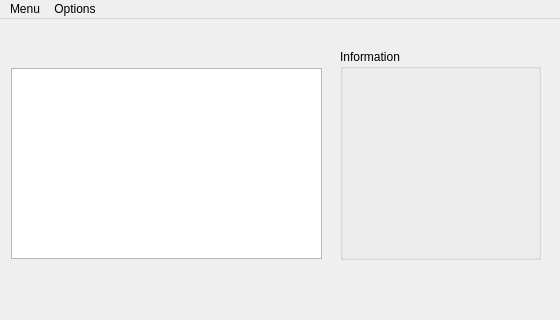
Before: the Qt Designer form gui/design.ui in bestrauc/IZW_Detector, drawn with Qt 5; both pictures show x 0 to 560 and y 0 to 320 of the 560 by 554 pixel window.
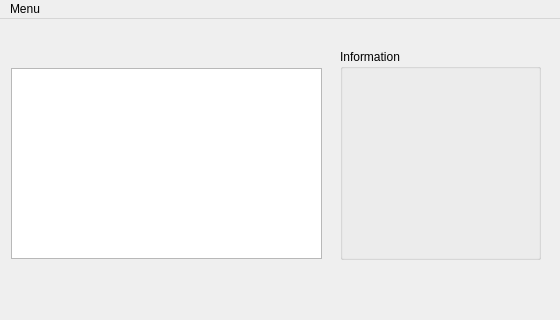
After: the same form once the commit is applied. Icons and pictures are not drawn.

Commit message: Remove option to not auto-scan directories.

The edit to the form file:
```diff
--- a/gui/design.ui
+++ b/gui/design.ui
@@ -179,7 +179,7 @@
      <x>0</x>
      <y>0</y>
      <width>560</width>
-     <height>25</height>
+     <height>19</height>
     </rect>
    </property>
    <widget class="QMenu" name="menuMenu">
@@ -188,14 +188,7 @@
     </property>
     <addaction name="actionQuit"/>
    </widget>
-   <widget class="QMenu" name="menuOptions">
-    <property name="title">
-     <string>Options</string>
-    </property>
-    <addaction name="autoScan_directories"/>
-   </widget>
    <addaction name="menuMenu"/>
-   <addaction name="menuOptions"/>
   </widget>
   <widget class="QStatusBar" name="statusBar"/>
   <action name="autoScan_directories">
```
The commit also changes 2 other files.
